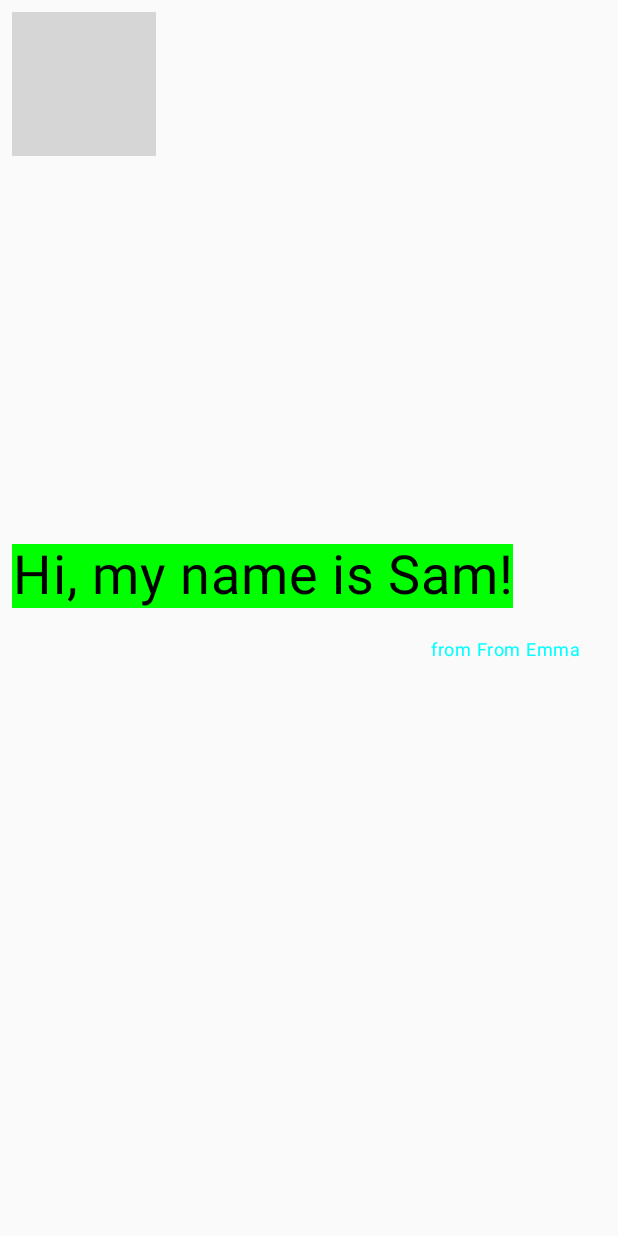
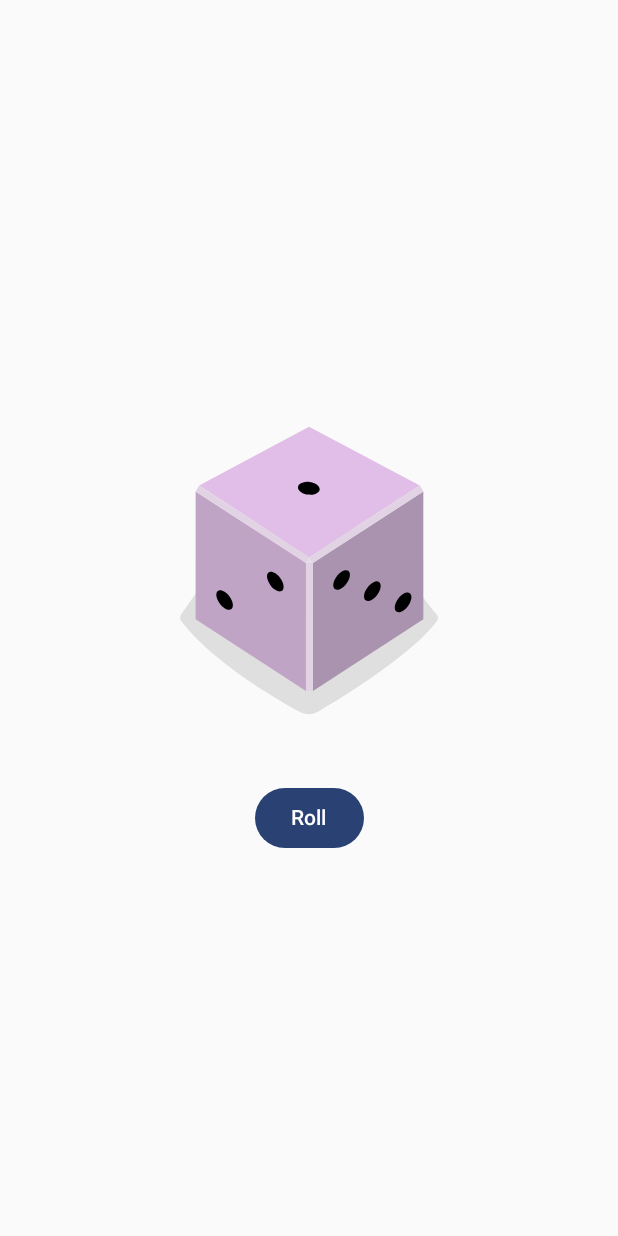
Before and after one commit to pandabyxanda/Milestone-widget, an Android app built with Jetpack Compose: the screen it shows after launch (MainActivity), on a phone screen of 412 x 824 dp. Run offline under Robolectric (Android 15) with nearby library versions, the phone set to English and light mode, and no system bars; grey boxes are pictures that could not be loaded.

Commit message:
add button and dice roll

```diff
--- a/app/src/main/java/com/example/milestone_widget/MainActivity.kt
+++ b/app/src/main/java/com/example/milestone_widget/MainActivity.kt
@@ -3,144 +3,60 @@
 import android.os.Bundle
 import androidx.activity.ComponentActivity
 import androidx.activity.compose.setContent
-import androidx.activity.enableEdgeToEdge
 import androidx.compose.foundation.Image
-import androidx.compose.foundation.background
-import androidx.compose.foundation.layout.Arrangement
-import androidx.compose.foundation.layout.Box
 import androidx.compose.foundation.layout.Column
-import androidx.compose.foundation.layout.Row
+import androidx.compose.foundation.layout.Spacer
 import androidx.compose.foundation.layout.fillMaxSize
-import androidx.compose.foundation.layout.padding
-import androidx.compose.material3.MaterialTheme
-import androidx.compose.material3.Scaffold
+import androidx.compose.foundation.layout.height
+import androidx.compose.foundation.layout.wrapContentSize
+import androidx.compose.material3.Button
 import androidx.compose.material3.Text
 import androidx.compose.runtime.Composable
+import androidx.compose.ui.Alignment
 import androidx.compose.ui.Modifier
-import androidx.compose.ui.tooling.preview.Preview
-import com.example.milestone_widget.ui.theme.Milestone_widgetTheme
-import androidx.compose.ui.graphics.Color
-import androidx.compose.material3.Surface
-import androidx.compose.ui.Alignment
-import androidx.compose.ui.layout.ContentScale
 import androidx.compose.ui.res.painterResource
 import androidx.compose.ui.res.stringResource
-import androidx.compose.ui.text.style.TextAlign
+import androidx.compose.ui.tooling.preview.Preview
 import androidx.compose.ui.unit.dp
-import androidx.compose.ui.unit.sp
+import com.example.milestone_widget.ui.theme.Milestone_widgetTheme
 
 class MainActivity : ComponentActivity() {
     override fun onCreate(savedInstanceState: Bundle?) {
         super.onCreate(savedInstanceState)
         setContent {
             Milestone_widgetTheme {
-                // A surface container using the 'background' color from the theme
-//                Surface(
-//                    modifier = Modifier.fillMaxSize(),
-//                    color = MaterialTheme.colorScheme.background
-//                ) {
-//                    Greeting(name = "Sam", from = "From Emma")
-//                }
-                GreetingImage(
-                    name = "Sam",
-                    from = "From Emma",
-                    modifier = Modifier.padding(8.dp)
-                )
+                DiceRollerApp()
             }
         }
     }
 }
 
-//class MainActivity : ComponentActivity() {
-//    override fun onCreate(savedInstanceState: Bundle?) {
-//        super.onCreate(savedInstanceState)
-//        enableEdgeToEdge()
-//        setContent {
-//            Milestone_widgetTheme {
-//                Scaffold(modifier = Modifier.fillMaxSize()) { innerPadding ->
-//                    Greeting(
-//                        name = "Panda main",
-//                        modifier = Modifier.padding(innerPadding)
-//                    )
-//                }
-//            }
-//        }
-//    }
-//}
 
 @Composable
-fun GreetingText(name: String, from: String = "default", modifier: Modifier = Modifier) {
-//    Surface(color = Color.Magenta) {
-        Column (
-//            verticalArrangement = Arrangement.Center,
-
-            verticalArrangement = Arrangement.Center,
-//            horizontalAlignment = Alignment.CenterHorizontally,
-
-//            modifier = modifier
-            modifier = Modifier
-                .fillMaxSize()
-        )
-        {
-
-            Text(
-                text = "Hi, my name is $name!",
-                fontSize = 36.sp,
-                lineHeight = 40.sp,
-                //            modifier = modifier.padding(24.dp),
-
-                textAlign = TextAlign.Center,
-
-                modifier = Modifier.background(color = Color.Green)
-            )
-            Text(
-                text = "from $from",
-                fontSize = 12.sp,
-                color = Color.Cyan,
-//                textAlign = TextAlign.Center,
-
-                modifier = Modifier
-                    .padding(16.dp)
-                    .align(alignment = Alignment.End)
-
-//                textAlign =
-            )
-        }
-//    }
-}
-@Composable
-fun GreetingImage(name: String, from: String, modifier: Modifier = Modifier) {
-    val image = painterResource(R.drawable.androidparty)
-    Box(modifier) {
+fun DiceWithButtonAndImage(modifier: Modifier = Modifier) {
+    Column(
+        modifier = modifier,
+        horizontalAlignment = Alignment.CenterHorizontally
+    ) {
         Image(
-            painter = image,
-            contentDescription = null,
-            contentScale = ContentScale.Crop,
-            alpha = 0.5F
+            painter = painterResource(R.drawable.dice_1),
+            contentDescription = "1"
         )
 
-        GreetingText(
-            name = name,
-            from = from
-        )
+        Spacer(modifier = Modifier.height(16.dp))
+
+        Button(onClick = { /*TODO*/ }) {
+            Text(stringResource(R.string.roll))
+        }
     }
 }
 
-@Preview(showBackground = true)
+@Preview
 @Composable
-fun GreetingPreview() {
-    Milestone_widgetTheme {
-        GreetingImage(
-            name = stringResource(R.string.happy_birthday_text),
-            from = "hhh"
-        )
-    }
+fun DiceRollerApp() {
+    DiceWithButtonAndImage(
+        modifier = Modifier
+            .fillMaxSize()
+            .wrapContentSize(Alignment.Center)
+    )
 }
-
-//@Preview(showBackground = true)
-//@Composable
-//fun GreetingPreview() {
-//    Milestone_widgetTheme {
-//        Greeting("Panda", "Br")
-//    }
-//}
--- /dev/null
+++ b/app/src/main/res/drawable/dice_1.xml
@@ -0,0 +1,66 @@
+<!--
+  ~ Copyright 2022, The Android Open Source Project
+  ~
+  ~ Licensed under the Apache License, Version 2.0 (the "License");
+  ~ you may not use this file except in compliance with the License.
+  ~ You may obtain a copy of the License at
+  ~
+  ~     http://www.apache.org/licenses/LICENSE-2.0
+  ~
+  ~ Unless required by applicable law or agreed to in writing, software
+  ~ distributed under the License is distributed on an "AS IS" BASIS,
+  ~ WITHOUT WARRANTIES OR CONDITIONS OF ANY KIND, either express or implied.
+  ~ See the License for the specific language governing permissions and
+  ~ limitations under the License.
+  -->
+
+<vector xmlns:android="http://schemas.android.com/apk/res/android"
+    android:width="200dp"
+    android:height="250dp"
+    android:viewportWidth="800"
+    android:viewportHeight="1000">
+    <path
+        android:fillAlpha="0.5"
+        android:fillColor="#C5C4C4"
+        android:pathData="M740.8,635.42c-68.27,90.47 -249.77,201.76 -316,240.63a50.7,50.7 0,0 1,-49.93 0.81c-64.19,-35 -234.09,-133.88 -315.65,-242a14.69,14.69 0,0 1,-0.12 -17.49c77.58,-106.29 159.67,-258.89 341.06,-258.89 182,0 242.19,139.08 340.27,258.88A14.62,14.62 0,0 1,740.8 635.42Z"
+        android:strokeAlpha="0.5" />
+    <path
+        android:fillColor="#AA93AE"
+        android:pathData="M704.9,630l-294.29,191.06l0,-340.85l294.29,-191.06l0,340.85z" />
+    <path
+        android:fillColor="#C0A4C5"
+        android:pathData="M97.59,630l294.29,191.06l0,-340.85l-294.29,-191.06l0,340.85z" />
+    <path
+        android:fillColor="#E1BEE7"
+        android:pathData="M400.14,464.73l-293.19,-191.45l293.19,-156.31l295.39,156.31l-295.39,191.45z" />
+    <path
+        android:fillColor="#E2D3E4"
+        android:pathData="M106.95,273.28l-9.36,15.87l294.29,191.06l8.26,-15.48l-293.19,-191.45z" />
+    <path
+        android:fillColor="#E2D3E4"
+        android:pathData="M695.53,273.28l9.37,15.87l-294.29,191.06l-10.47,-15.48l295.39,-191.45z" />
+    <path
+        android:fillColor="#E2D3E4"
+        android:pathData="M391.88,480.21h18.73v340.85h-18.73z" />
+    <path
+        android:fillColor="#E7DCE8"
+        android:pathData="M400.14,464.73l-8.26,15.48l18.73,0l-10.47,-15.48z" />
+    <path
+        android:fillColor="#000000"
+        android:pathData="M397.45,297.62a16.9,28.71 97.07,1 0,4.16 -33.54a16.9,28.71 97.07,1 0,-4.16 33.54z" />
+    <path
+        android:fillColor="#000000"
+        android:pathData="M297.17,539.02a30.12,16.11 53.82,1 0,26.01 -19.02a30.12,16.11 53.82,1 0,-26.01 19.02z" />
+    <path
+        android:fillColor="#000000"
+        android:pathData="M161.96,588.24a30.12,16.11 53.82,1 0,26.01 -19.02a30.12,16.11 53.82,1 0,-26.01 19.02z" />
+    <path
+        android:fillColor="#000000"
+        android:pathData="M551.15,579.45a30.12,16.11 126.18,1 0,35.56 -48.62a30.12,16.11 126.18,1 0,-35.56 48.62z" />
+    <path
+        android:fillColor="#000000"
+        android:pathData="M469.12,549.58a30.12,16.11 126.18,1 0,35.56 -48.62a30.12,16.11 126.18,1 0,-35.56 48.62z" />
+    <path
+        android:fillColor="#000000"
+        android:pathData="M633.17,609.29a30.12,16.11 126.18,1 0,35.56 -48.62a30.12,16.11 126.18,1 0,-35.56 48.62z" />
+</vector>
--- a/app/src/main/res/values/strings.xml
+++ b/app/src/main/res/values/strings.xml
@@ -1,4 +1,5 @@
 <resources>
     <string name="app_name">Milestone widget</string>
     <string name="happy_birthday_text">Happy Birthday!</string>
+    <string name="roll">Roll</string>
 </resources>
```
Also changed, not shown: app/src/main/res/drawable/dice_2.xml (added, +66 -0 lines), app/src/main/res/drawable/dice_3.xml (added, +66 -0 lines), app/src/main/res/drawable/dice_4.xml (added, +69 -0 lines), app/src/main/res/drawable/dice_5.xml (added, +75 -0 lines), app/src/main/res/drawable/dice_6.xml (added, +81 -0 lines).
